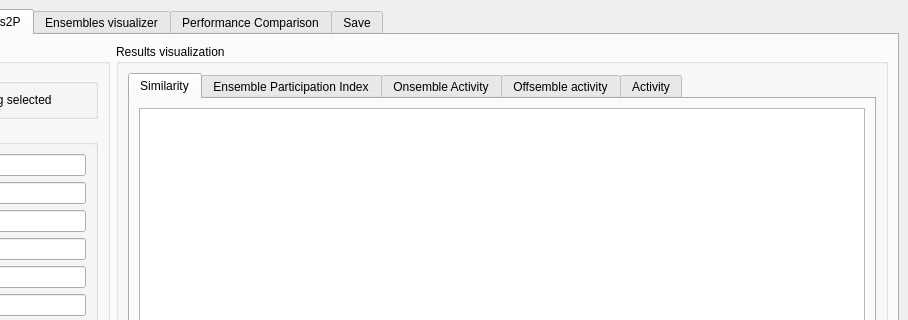
Qt form gui/MainWindow.ui (rivelco/ENCORE) before a commit; both pictures show x 280 to 1188 and y 0 to 320 of the 1188 by 801 pixel window.
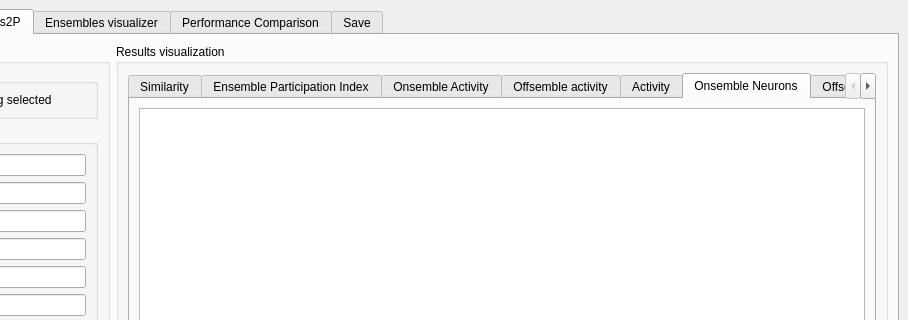
The same form after that commit. The open tabs and pages were chosen to show the change. Custom widgets are drawn as their Qt base class.

Commit message:
Incorporated Xnsembles2P results
Now it's fully integrated, some things left to optimize

```diff
--- a/gui/MainWindow.ui
+++ b/gui/MainWindow.ui
@@ -2616,6 +2616,26 @@
                </item>
               </layout>
              </widget>
+             <widget class="QWidget" name="tab_43">
+              <attribute name="title">
+               <string>Onsemble Neurons</string>
+              </attribute>
+              <layout class="QVBoxLayout" name="verticalLayout_57">
+               <item>
+                <widget class="MatplotlibWidget" name="x2p_plot_onsemneu"/>
+               </item>
+              </layout>
+             </widget>
+             <widget class="QWidget" name="tab_44">
+              <attribute name="title">
+               <string>Offsemble neurons</string>
+              </attribute>
+              <layout class="QVBoxLayout" name="verticalLayout_58">
+               <item>
+                <widget class="MatplotlibWidget" name="x2p_plot_offsemneu"/>
+               </item>
+              </layout>
+             </widget>
             </widget>
            </item>
           </layout>
```
Left out of the diff: 6 changed lines with no effect on the pictures. The commit also changes 1 other file.
